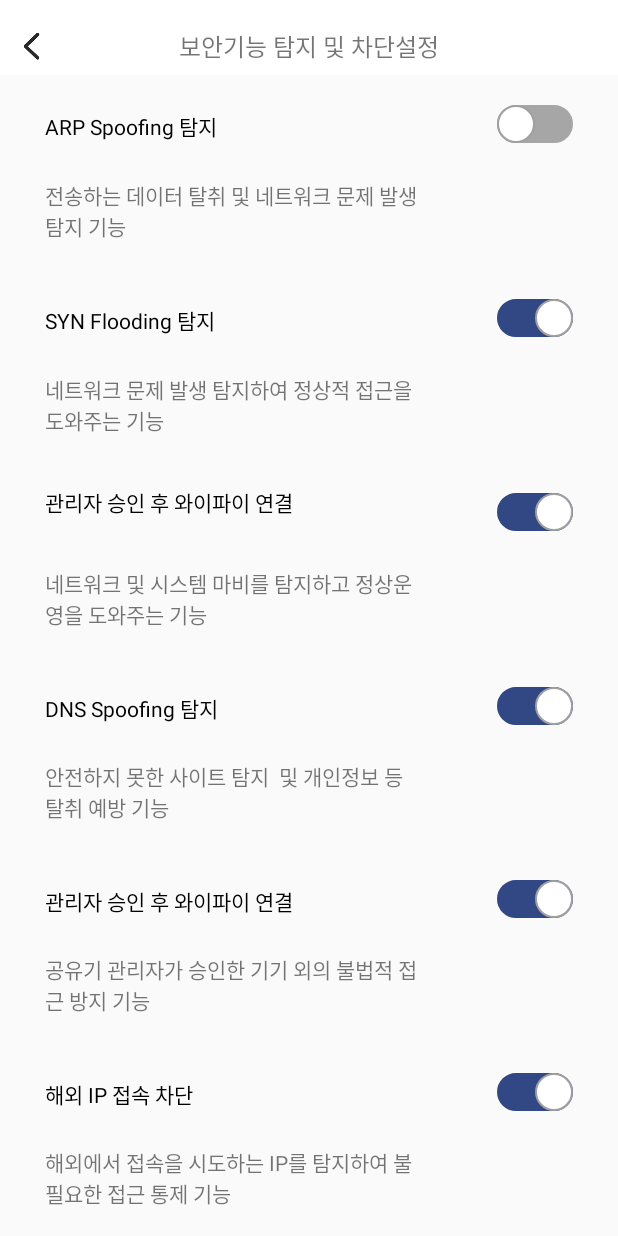
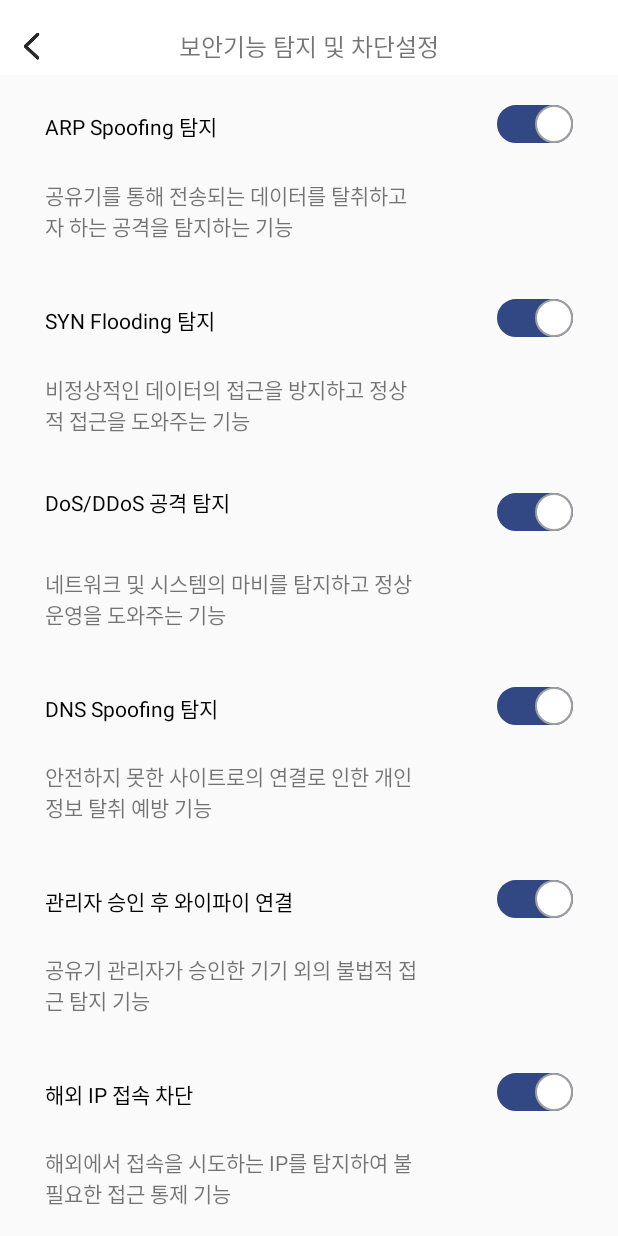
Before and after one commit to 2020-Fido-Awsome/Awsome-Android, an Android app: the SecurityActivity screen opened directly, with no data from a screen before it, on a phone screen of 412 x 824 dp. Run offline under Robolectric (Android 15) with nearby library versions, the phone set to English and light mode, and no system bars.

Commit message:
SecurityActivity 오류 수정

```diff
--- a/app/src/main/res/layout/activity_information.xml
+++ b/app/src/main/res/layout/activity_information.xml
@@ -58,7 +58,7 @@
             android:layout_height="wrap_content"
             android:layout_marginEnd="28dp"
             android:layout_marginBottom="20dp"
-            android:text="192.168.0.14"
+            android:text="192.168.0.254"
             android:textColor="@color/black"
             app:layout_constraintBottom_toBottomOf="parent"
             app:layout_constraintEnd_toEndOf="parent" />
@@ -160,7 +160,7 @@
         android:layout_height="40dp"
         android:layout_marginStart="97dp"
         android:layout_marginEnd="97dp"
-        android:text="GildongiPhone"
+        android:text="AWS"
         android:gravity="center"
         android:textColor="@color/black"
         android:textSize="18sp"
--- a/app/src/main/res/layout/activity_main.xml
+++ b/app/src/main/res/layout/activity_main.xml
@@ -13,7 +13,7 @@
         android:layout_height="wrap_content"
         android:layout_marginStart="56dp"
         android:layout_marginTop="64dp"
-        android:text="길동이네 WIFI"
+        android:text="AWS WIFI"
         android:textColor="#505050"
         android:textSize="24sp"
         app:layout_constraintStart_toStartOf="parent"
--- a/app/src/main/res/layout/activity_revise.xml
+++ b/app/src/main/res/layout/activity_revise.xml
@@ -13,7 +13,7 @@
         android:layout_marginStart="30dp"
         android:layout_marginTop="70dp"
         android:gravity="left"
-        android:text="Gildongiphone"
+        android:text="AWS"
         android:textColor="#8C8C8C"
         android:textSize="20sp"
         app:layout_constraintStart_toStartOf="@+id/txt_newUserName"
--- a/app/src/main/res/layout/activity_security.xml
+++ b/app/src/main/res/layout/activity_security.xml
@@ -39,21 +39,22 @@
                 android:layout_marginStart="30dp"
                 android:layout_marginTop="5dp"
                 android:layout_marginBottom="18dp"
-                android:text="전송하는 데이터 탈취 및 네트워크 문제 발생 탐지 기능"
+                android:text="공유기를 통해 전송되는 데이터를 탈취하고자 하는 공격을 탐지하는 기능"
                 app:layout_constraintBottom_toBottomOf="parent"
                 app:layout_constraintStart_toStartOf="parent"
                 />
 
             <Switch
+                android:id="@+id/act_sec_switch_arp_spoofing"
                 android:layout_width="wrap_content"
                 android:layout_height="wrap_content"
                 android:layout_marginTop="20dp"
                 android:layout_marginEnd="30dp"
-
                 android:thumb="@drawable/switch_thumb_off"
                 android:track="@drawable/switch_track_selector"
                 app:layout_constraintEnd_toEndOf="parent"
-                app:layout_constraintTop_toTopOf="parent" />
+                app:layout_constraintTop_toTopOf="parent"
+                android:checked="true" />
         </androidx.constraintlayout.widget.ConstraintLayout>
 
         <androidx.constraintlayout.widget.ConstraintLayout
@@ -79,7 +80,7 @@
                 android:layout_marginStart="30dp"
                 android:layout_marginTop="5dp"
                 android:layout_marginBottom="18dp"
-                android:text="네트워크 문제 발생 탐지하여 정상적 접근을 도와주는 기능"
+                android:text="비정상적인 데이터의 접근을 방지하고 정상적 접근을 도와주는 기능"
                 app:layout_constraintBottom_toBottomOf="parent"
                 app:layout_constraintStart_toStartOf="parent"
                  />
@@ -108,7 +109,7 @@
                 android:layout_height="wrap_content"
                 android:layout_marginStart="30dp"
                 android:layout_marginTop="15dp"
-                android:text="관리자 승인 후 와이파이 연결"
+                android:text="DoS/DDoS 공격 탐지"
                 android:textColor="@color/black"
                 app:layout_constraintStart_toStartOf="parent"
                 app:layout_constraintTop_toTopOf="parent" />
@@ -120,7 +121,7 @@
                 android:layout_marginStart="30dp"
                 android:layout_marginTop="5dp"
                 android:layout_marginBottom="18dp"
-                android:text="네트워크 및 시스템 마비를 탐지하고 정상운영을 도와주는 기능"
+                android:text="네트워크 및 시스템의 마비를 탐지하고 정상운영을 도와주는 기능"
                 app:layout_constraintBottom_toBottomOf="parent"
                 app:layout_constraintStart_toStartOf="parent"
                  />
@@ -160,7 +161,7 @@
                 android:layout_marginStart="30dp"
                 android:layout_marginTop="5dp"
                 android:layout_marginBottom="18dp"
-                android:text="안전하지 못한 사이트 탐지  및 개인정보 등 탈취 예방 기능"
+                android:text="안전하지 못한 사이트로의 연결로 인한 개인정보 탈취 예방 기능"
                 app:layout_constraintBottom_toBottomOf="parent"
                 app:layout_constraintStart_toStartOf="parent"
                  />
@@ -201,7 +202,7 @@
                 android:layout_marginStart="30dp"
                 android:layout_marginTop="5dp"
                 android:layout_marginBottom="18dp"
-                android:text="공유기 관리자가 승인한 기기 외의 불법적 접근 방지 기능  "
+                android:text="공유기 관리자가 승인한 기기 외의 불법적 접근 탐지 기능  "
                 app:layout_constraintBottom_toBottomOf="parent"
                 app:layout_constraintStart_toStartOf="parent"
                  />
```
Lines whose indentation alone changed are shown as unchanged.
